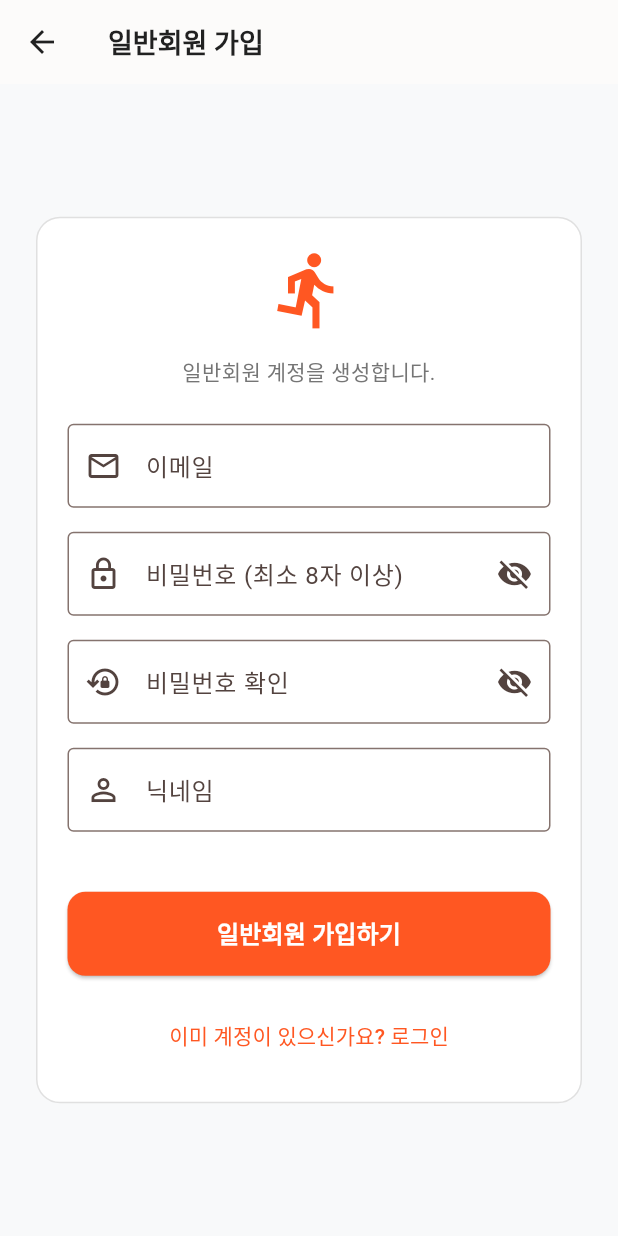
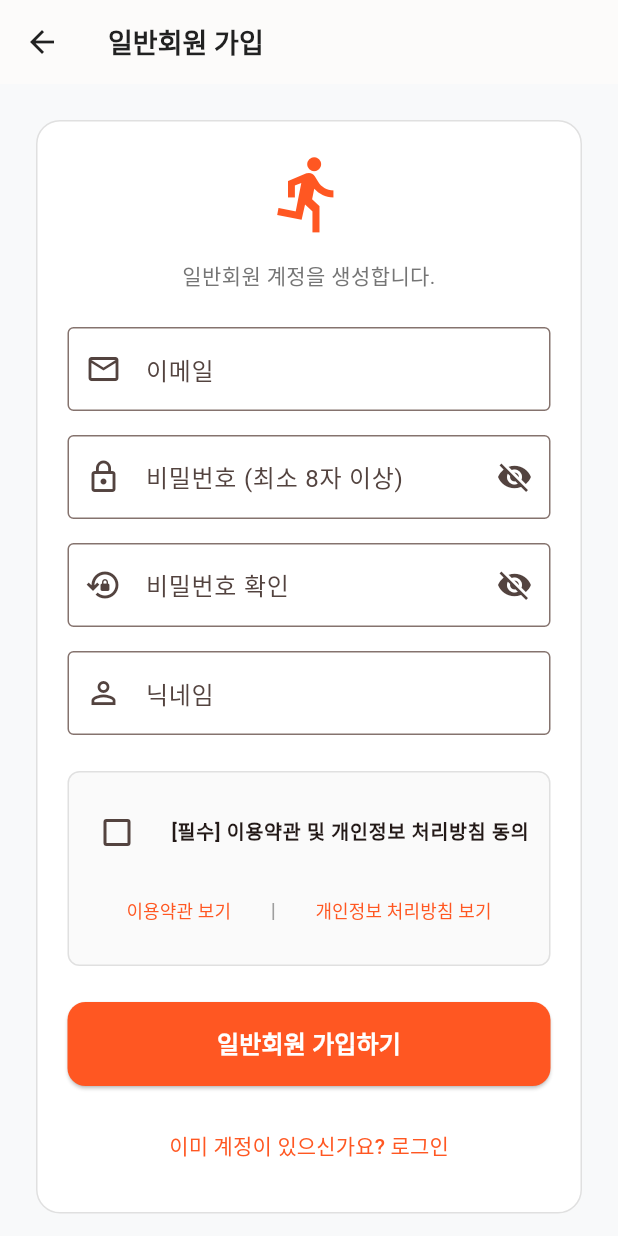
Before and after one commit to klounge82/nampo-gogo, a Flutter app: the AuthScreen screen opened directly, after a tap on "로그인", after a tap on "계정이 없으신가요? 회원가입", after a tap on "일반회원으로 가입", on a phone screen of 412 x 824 dp. Run offline on Flutter 3.47's test engine with Material 3 defaults, Android fonts, the light colour scheme and no system bars; our stand-ins replace dio, firebase_core, firebase_messaging, flutter_local_notifications, flutter_secure_storage, geolocator and 3 more; missing offline and left inert: mobile_scanner; accounts and stored records are empty; network calls fail.

Commit message:
feat: implement account deletion and policy pages

```diff
--- a/04_Source_Code/frontend/lib/screens/auth_screen.dart
+++ b/04_Source_Code/frontend/lib/screens/auth_screen.dart
@@ -3,6 +3,7 @@ import 'package:provider/provider.dart';
 import '../constants/colors.dart';
 import '../providers/auth_provider.dart';
 import 'business_pending_shell.dart';
+import 'policy_viewer_screen.dart';
 
 enum AuthViewMode { login, signupSelection, customerSignup, businessSignup }
 
@@ -21,6 +22,9 @@ class _AuthScreenState extends State<AuthScreen> {
   final _passwordController = TextEditingController();
   final _passwordConfirmController = TextEditingController();
   final _nicknameController = TextEditingController();
+
+  // Policy Agreement
+  bool _agreeToTerms = false;
 
   // Business controllers
   final _businessNameController = TextEditingController();
@@ -70,6 +74,10 @@ class _AuthScreenState extends State<AuthScreen> {
 
   Future<void> _submitCustomerSignup() async {
     if (!_formKey.currentState!.validate()) return;
+    if (!_agreeToTerms) {
+      _showErrorDialog('약관 동의 필요', '회원가입을 위해 서비스 이용약관 및 개인정보 처리방침 동의에 체크해 주세요.');
+      return;
+    }
 
     final authProvider = Provider.of<AuthProvider>(context, listen: false);
     final email = _emailController.text.trim();
@@ -105,6 +113,10 @@ class _AuthScreenState extends State<AuthScreen> {
 
   Future<void> _submitBusinessSignup() async {
     if (!_formKey.currentState!.validate()) return;
+    if (!_agreeToTerms) {
+      _showErrorDialog('약관 동의 필요', '사업자 가입을 위해 서비스 이용약관 및 개인정보 처리방침 동의에 체크해 주세요.');
+      return;
+    }
 
     final authProvider = Provider.of<AuthProvider>(context, listen: false);
     final email = _emailController.text.trim();
@@ -722,6 +734,57 @@ class _AuthScreenState extends State<AuthScreen> {
         ),
         const SizedBox(height: 16.0),
       ],
+
+      // Required Policy Agreement for Signup
+      if (isSignup) ...[
+        const SizedBox(height: 8.0),
+        Container(
+          padding: const EdgeInsets.all(12.0),
+          decoration: BoxDecoration(
+            color: Colors.grey.shade50,
+            borderRadius: BorderRadius.circular(8),
+            border: Border.all(color: Colors.grey.shade300),
+          ),
+          child: Column(
+            crossAxisAlignment: CrossAxisAlignment.start,
+            children: [
+              CheckboxListTile(
+                value: _agreeToTerms,
+                onChanged: (val) => setState(() => _agreeToTerms = val ?? false),
+                title: const Text(
+                  '[필수] 이용약관 및 개인정보 처리방침 동의',
+                  style: TextStyle(fontSize: 13, fontWeight: FontWeight.bold),
+                ),
+                controlAffinity: ListTileControlAffinity.leading,
+                activeColor: isBusiness ? const Color(0xFF00897B) : AppColors.primary,
+                contentPadding: EdgeInsets.zero,
+              ),
+              Row(
+                mainAxisAlignment: MainAxisAlignment.spaceEvenly,
+                children: [
+                  TextButton(
+                    onPressed: () => PolicyViewerScreen.show(
+                      context,
+                      title: '서비스 이용약관',
+                      content: PolicyTexts.termsOfService,
+                    ),
+                    child: const Text('이용약관 보기', style: TextStyle(fontSize: 12)),
+                  ),
+                  const Text('|', style: TextStyle(color: Colors.grey)),
+                  TextButton(
+                    onPressed: () => PolicyViewerScreen.show(
+                      context,
+                      title: '개인정보 처리방침',
+                      content: PolicyTexts.privacyPolicy,
+                    ),
+                    child: const Text('개인정보 처리방침 보기', style: TextStyle(fontSize: 12)),
+                  ),
+                ],
+              ),
+            ],
+          ),
+        ),
+      ],
     ];
   }
 }
--- /dev/null
+++ b/04_Source_Code/frontend/lib/screens/policy_viewer_screen.dart
@@ -0,0 +1,247 @@
+import 'package:flutter/material.dart';
+import 'package:url_launcher/url_launcher.dart';
+
+class PolicyViewerScreen extends StatelessWidget {
+  final String title;
+  final String content;
+
+  const PolicyViewerScreen({
+    super.key,
+    required this.title,
+    required this.content,
+  });
+
+  static void show(BuildContext context, {required String title, required String content}) {
+    Navigator.of(context).push(
+      MaterialPageRoute(
+        builder: (_) => PolicyViewerScreen(title: title, content: content),
+      ),
+    );
+  }
+
+  Future<void> _sendEmail(BuildContext context) async {
+    final Uri emailLaunchUri = Uri(
+      scheme: 'mailto',
+      path: 'jazzbj@naver.com',
+      queryParameters: {
+        'subject': '[남포고고] $title 관련 문의',
+      },
+    );
+    try {
+      if (await canLaunchUrl(emailLaunchUri)) {
+        await launchUrl(emailLaunchUri);
+      } else {
+        if (context.mounted) {
+          ScaffoldMessenger.of(context).showSnackBar(
+            const SnackBar(content: Text('이메일 앱을 열 수 없습니다. jazzbj@naver.com 으로 직접 문의해 주세요.')),
+          );
+        }
+      }
+    } catch (_) {
+      if (context.mounted) {
+        ScaffoldMessenger.of(context).showSnackBar(
+          const SnackBar(content: Text('jazzbj@naver.com 으로 문의 내용을 보내 주세요.')),
+        );
+      }
+    }
+  }
+
+  @override
+  Widget build(BuildContext context) {
+    return Scaffold(
+      appBar: AppBar(
+        title: Text(title),
+        centerTitle: true,
+        elevation: 0,
+      ),
+      body: SafeArea(
+        child: Column(
+          children: [
+            Expanded(
+              child: SingleChildScrollView(
+                padding: const EdgeInsets.all(20.0),
+                child: Column(
+                  crossAxisAlignment: CrossAxisAlignment.start,
+                  children: [
+                    Container(
+                      width: double.infinity,
+                      padding: const EdgeInsets.all(14.0),
+                      decoration: BoxDecoration(
+                        color: Colors.blue.shade50,
+                        borderRadius: BorderRadius.circular(8.0),
+                        border: Border.all(color: Colors.blue.shade200),
+                      ),
+                      child: const Column(
+                        crossAxisAlignment: CrossAxisAlignment.start,
+                        children: [
+                          Text(
+                            '시행 예정일: 2026년 8월 20일 | 버전: v1.0',
+                            style: TextStyle(
+                              fontSize: 13,
+                              fontWeight: FontWeight.bold,
+                              color: Colors.blue,
+                            ),
+                          ),
+                          SizedBox(height: 4),
+                          Text(
+                            '남포고고 (Nampo GoGo) 공식 정책 안내',
+                            style: TextStyle(fontSize: 12, color: Colors.black87),
+                          ),
+                        ],
+                      ),
+                    ),
+                    const SizedBox(height: 20),
+                    SelectableText(
+                      content,
+                      style: const TextStyle(
+                        fontSize: 14.5,
+                        height: 1.6,
+                        color: Colors.black87,
+                      ),
+                    ),
+                    const SizedBox(height: 30),
+                  ],
+                ),
+              ),
+            ),
+            Container(
+              padding: const EdgeInsets.all(16.0),
+              decoration: BoxDecoration(
+                color: Colors.white,
+                boxShadow: [
+                  BoxShadow(
+                    color: Colors.black.withOpacity(0.05),
+                    blurRadius: 10,
+                    offset: const Offset(0, -3),
+                  ),
+                ],
+              ),
+              child: SizedBox(
+                width: double.infinity,
+                child: ElevatedButton.icon(
+                  onPressed: () => _sendEmail(context),
+                  icon: const Icon(Icons.email_outlined, size: 20),
+                  label: const Text('담당자에게 이메일 문의하기'),
+                  style: ElevatedButton.styleFrom(
+                    padding: const EdgeInsets.symmetric(vertical: 14),
+                    backgroundColor: Colors.blue.shade600,
+                    foregroundColor: Colors.white,
+                    shape: RoundedRectangleBorder(
+                      borderRadius: BorderRadius.circular(8),
+                    ),
+                  ),
+                ),
+              ),
+            ),
+          ],
+        ),
+      ),
+    );
+  }
+}
+
+class PolicyTexts {
+  static const String privacyPolicy = '''
+[남포고고 개인정보 처리방침]
+
+시행일자: 2026년 8월 20일
+버전: v1.0
+
+남포고고(대표자: 황병준)는 정보주체의 개인정보를 보호하고 이와 관련한 고충을 신속하고 원활하게 처리할 수 있도록 개인정보 처리방침을 수립·공개합니다.
+
+1. 개인정보 처리 목적
+- 회원 가입 및 본인 식별 관리
+- 매장 예약 신청 및 승인/거절 처리
+- 방문 인증(QR 스캔 / GPS 300m 범위 검증)
+- 고객지원 및 예약/리뷰 이의신청 대응
+
+2. 수집하는 개인정보 항목
+- 필수: 이메일 주소, 비밀번호 해시(bcrypt), 닉네임
+- 예약: 예약일시, 인원수, 고객 요청사항
+- 방문 인증: 1회성 GPS 검증 (이동동선 미저장)
+- 자동생성: 세션 토큰, IP 주소, 서비스 이용 로그
+
+3. 보유 및 파기기간
+- 회원 탈퇴 시 식별 정보 즉시 파기 또는 익명화 처리
+- 전자상거래법 등 관계 법령에 따른 거래 기록은 5년 보관 후 파기
+
+4. 개인정보 보호책임자
+- 책임자 및 담당자: 황병준 (남포고고 개인정보 담당)
+- 이메일: jazzbj@naver.com
+- 운영시간: 10:00 ~ 18:00 (영업시간 내 순차 답변)
+''';
+
+  static const String termsOfService = '''
+[남포고고 서비스 이용약관]
+
+시행일자: 2026년 8월 20일
+버전: v1.0
+
+1. 사업자 및 서비스 정보
+- 상호명: 남포고고
+- 대표자: 황병준
+- 사업자등록번호: [사업자등록 완료 후 공개 예정]
+- 통신판매업 신고번호: [신고 완료 후 공개 예정]
+- 고객지원 이메일: jazzbj@naver.com
+
+2. 서비스의 성격
+남포고고는 이용자와 제휴 매장 간의 매장 정보 안내 및 예약 중개를 제공하는 플랫폼 서비스입니다. 이용자의 예약 신청은 매장의 승인 후 최종 확정됩니다.
+
+3. 예약 및 취소 규칙
+이용자는 방문이 어려울 경우 앱 내에서 사전 취소를 진행해야 합니다. 사전 취소 없이 방문하지 않는 경우 노쇼(No-Show)로 처리될 수 있습니다.
+
+4. 분쟁 접수
+예약·리뷰 관련 이의신청 또는 분쟁 접수는 고객지원 이메일(jazzbj@naver.com)을 통해 접수해 주세요.
+''';
+
+  static const String reservationPolicy = '''
+[남포고고 예약 및 취소 운영정책]
+
+시행일자: 2026년 8월 20일
+버전: v1.0
+
+1. 예약 상태 관리 (7가지)
+- 승인 대기 (PENDING)
+- 예약 승인 (APPROVED)
+- 승인 거절 (REJECTED)
+- 이용자 취소 (CANCELLED_BY_CUSTOMER)
+- 매장 취소 (CANCELLED_BY_BUSINESS)
+- 이용 완료 (COMPLETED)
+- 노쇼 (NO_SHOW)
+
+2. 예약 시간 제한 규칙
+- 예약 시작 시각 이전에는 이용 완료 처리가 불가능합니다.
+- 예약 시작 시각 후 최소 15분이 경과한 이후부터 노쇼 처리가 가능합니다.
+
+3. 분쟁 문의
+이메일: jazzbj@naver.com
+''';
+
+  static const String reviewVisitPolicy = '''
+[남포고고 리뷰 및 방문 인증 운영정책]
+
+시행일자: 2026년 8월 20일
+버전: v1.0
+
+1. 방문 인증 방식
+- 사업자 매장: QR 코드 또는 영수증 스캔 인증 (BUSINESS_QR)
+- 관광지/공공장소: GPS 위치 반경 300m 인증 또는 수동 방문일자 (ATTRACTION_LOCATION)
+
+2. 리뷰 관리 기준
+실제 방문 인증을 완료한 회원만 1개 인증당 1개의 리뷰를 작성할 수 있습니다. 허위 작성, 욕설, 타인 비방 리뷰는 삭제될 수 있습니다.
+''';
+
+  static const String locationCameraGuide = '''
+[남포고고 위치 및 카메라 권한 안내]
+
+시행일자: 2026년 8월 20일
+
+1. 위치 권한 (Location)
+- 용두산공원 등 관광지 방문 인증 시 300m 반경 존재 여부를 1회 검증하며, 이동 동선을 지속 추적하거나 저장하지 않습니다.
+- 위치 권한을 거부하더라도 매장 검색 및 정보 조회는 가능합니다.
+
+2. 카메라 및 사진 권한 (Camera & Photos)
+- 매장 QR 스캔 시 카메라 프레임만 단시 활용하며 동영상을 서버에 저장하지 않습니다.
+- 리뷰 작성 시 이용자가 직접 선택한 이미지 파일만 서버에 업로드됩니다.
+''';
+}
```
Also changed, not shown: 04_Source_Code/frontend/lib/screens/account_delete_screen.dart (+22 -3 lines), 04_Source_Code/frontend/lib/screens/profile_screen.dart (+39 -14 lines), NampoGoGo-HOTFIX-014-d22496a-20260731.txt (added, +9 -0 lines), NampoGoGo-RELEASE-001-I3-3e4dd80-20260731.txt (added, +9 -0 lines), NampoGoGo-RELEASE-001-I3-e0195a1-20260731.txt (added, +9 -0 lines), 1 other file.
